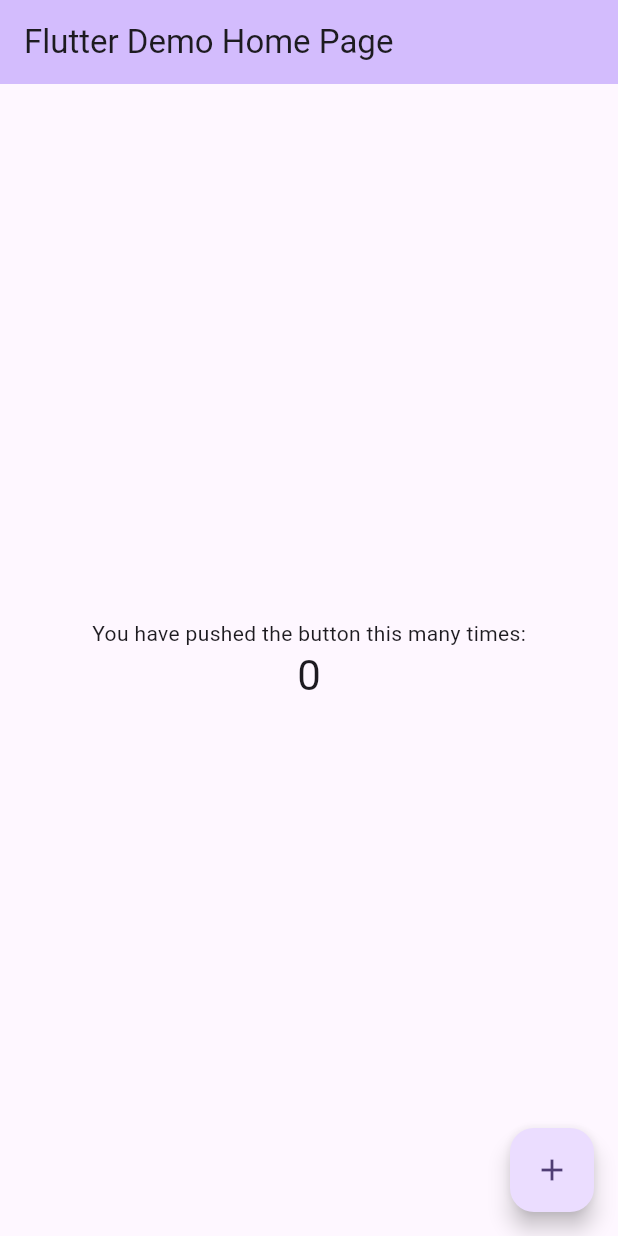
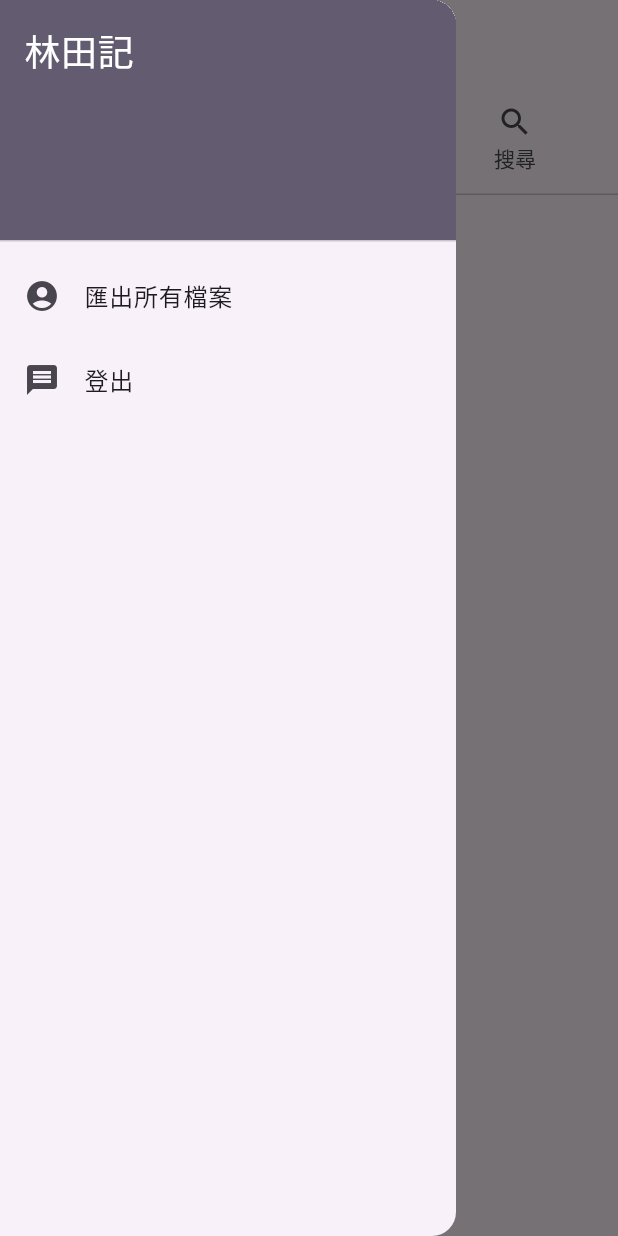
Before and after one commit to lemontree-tech/car-dealers-book-2024, a Flutter app: the screen it shows after launch, with the side drawer open (before the commit the screen has no drawer), on a phone screen of 412 x 824 dp. Run offline on Flutter 3.47's test engine with Material 3 defaults, Android fonts, the light colour scheme and no system bars.

Commit message:
tab screen layout

```diff
--- a/lib/main.dart
+++ b/lib/main.dart
@@ -1,4 +1,6 @@
 import 'package:flutter/material.dart';
+import 'ui/views/tabs_screen.dart';
+
 
 void main() {
   runApp(const MyApp());
@@ -12,60 +14,12 @@ class MyApp extends StatelessWidget {
   Widget build(BuildContext context) {
     return MaterialApp(
       debugShowCheckedModeBanner: false,
-      title: "Car Dealer's Book",
+      title: "Car Gallery",
       theme: ThemeData(
         colorScheme: ColorScheme.fromSeed(seedColor: Colors.deepPurple),
         useMaterial3: true,
       ),
-      home: const MyHomePage(title: 'Flutter Demo Home Page'),
+      home: const TabsSreen(),
     );
   }
 }
-
-class MyHomePage extends StatefulWidget {
-  const MyHomePage({super.key, required this.title});
-  final String title;
-
-  @override
-  State<MyHomePage> createState() => _MyHomePageState();
-}
-
-class _MyHomePageState extends State<MyHomePage> {
-  int _counter = 0;
-
-  void _incrementCounter() {
-    setState(() {
-      _counter++;
-    });
-  }
-
-  @override
-  Widget build(BuildContext context) {
-
-    return Scaffold(
-      appBar: AppBar(
-        backgroundColor: Theme.of(context).colorScheme.inversePrimary,
-        title: Text(widget.title),
-      ),
-      body: Center(
-        child: Column(
-          mainAxisAlignment: MainAxisAlignment.center,
-          children: <Widget>[
-            const Text(
-              'You have pushed the button this many times:',
-            ),
-            Text(
-              '$_counter',
-              style: Theme.of(context).textTheme.headlineMedium,
-            ),
-          ],
-        ),
-      ),
-      floatingActionButton: FloatingActionButton(
-        onPressed: _incrementCounter,
-        tooltip: 'Increment',
-        child: const Icon(Icons.add),
-      ),
-    );
-  }
-}
--- /dev/null
+++ b/lib/ui/views/setting_drawer.dart
@@ -0,0 +1,63 @@
+import 'package:flutter/material.dart';
+
+// import '../../locator.dart';
+// import '../shared/confirm_action_dialog.dart';
+// import './list_all_zips_view.dart';
+
+class SettingDrawer extends StatefulWidget {
+  const SettingDrawer({super.key});
+
+  @override
+  State<SettingDrawer> createState() => _SettingDrawerState();
+}
+
+class _SettingDrawerState extends State<SettingDrawer> {
+  // final SettingViewModel _settingViewModel = locator<SettingViewModel>();
+  bool isLoading = false;
+
+
+  @override
+  Widget build(BuildContext context) {
+    return Drawer(
+      elevation: 5,
+      child: ListView(
+        padding: EdgeInsets.zero,
+        children: <Widget>[
+          DrawerHeader(
+            decoration: BoxDecoration(
+              color: Theme.of(context).colorScheme.secondary,
+            ),
+            child: const Text(
+              '林田記',
+              style: TextStyle(
+                color: Colors.white,
+                fontSize: 24,
+              ),
+            ),
+          ),
+          ListTile(
+            leading: isLoading
+                ? const CircularProgressIndicator()
+                : const Icon(Icons.account_circle),
+            title: const Text('匯出所有檔案'),
+            onTap: (){},
+            // onTap: isLoading ? null : ()  =>  Navigator.of(context).popAndPushNamed(ListAllZipsView.routeName),
+          ),
+          ListTile(
+            onTap: () async {
+              // final doLogout = await confirmActionDialog(
+              //   context,
+              //   title: '確認登出',
+              // );
+              // if (doLogout == true) {
+              //   // await _settingViewModel.logout();
+              // }
+            },
+            leading: const Icon(Icons.message),
+            title: const Text('登出'),
+          ),
+        ],
+      ),
+    );
+  }
+}
--- /dev/null
+++ b/lib/ui/views/tabs/recent_screen.dart
@@ -0,0 +1,64 @@
+import 'package:flutter/material.dart';
+
+import '../../shared/sliver_loading_indicator.dart';
+// import '../../shared/sliver_grid_images.dart';
+// import '../../../locator.dart';
+
+class RecentScreen extends StatefulWidget {
+  const RecentScreen({super.key});
+
+  @override
+  State<RecentScreen> createState() => _RecentScreenState();
+}
+
+class _RecentScreenState extends State<RecentScreen> {
+  // final RecentViewModel _recentViewModel = locator<RecentViewModel>();
+  bool isLoading = false;
+
+  Future<void> _refresh() async {
+    setState(() {
+      isLoading = true;
+    });
+    // await _recentViewModel.refresh();
+    if (mounted) {
+      setState(() {
+        isLoading = false;
+      });
+    }
+  }
+
+  // @override
+  // void initState() {
+  //   if (_recentViewModel.dataClean == false) {
+  //     Future.delayed(Duration.zero, _refresh); // load the first ten
+  //   }
+  //   super.initState();
+  // }
+
+  @override
+  Widget build(BuildContext context) {
+    return RefreshIndicator(
+      onRefresh: _refresh,
+      child: CustomScrollView(
+        physics: const AlwaysScrollableScrollPhysics(),
+        slivers: [
+          // SliverGridImages(recentImages: _recentViewModel.recentImages),
+          isLoading == false
+              ? SliverToBoxAdapter(
+                  child: Container(
+                    alignment: Alignment.center,
+                    child: Text(
+                      '已顯示全部結果了( 最多 100 個 )',
+                      style: Theme.of(context)
+                          .textTheme
+                          .bodySmall
+                          ?.copyWith(fontStyle: FontStyle.italic),
+                    ),
+                  ),
+                )
+              : const SliverLoadingIndicator()
+        ],
+      ),
+    );
+  }
+}
--- /dev/null
+++ b/lib/ui/views/tabs_screen.dart
@@ -0,0 +1,144 @@
+// import 'dart:io';
+// import 'dart:typed_data';
+
+import 'package:flutter/material.dart';
+
+import 'tabs/recent_screen.dart';
+import 'tabs/by_date_view.dart';
+import 'tabs/search_screen.dart';
+// import './add_images_screen.dart';
+import './setting_drawer.dart';
+// import '../shared/messages/get_new_text_dialog.dart';
+// import '../../utils/image_picker_from_phone.dart';
+// import '../../locator.dart';
+
+class TabsSreen extends StatefulWidget {
+  const TabsSreen({super.key});
+
+  @override
+  State<TabsSreen> createState() => _TabsSreenState();
+}
+
+class _TabsSreenState extends State<TabsSreen>
+    with SingleTickerProviderStateMixin {
+  final List<Tab> _tabs = <Tab>[
+    const Tab(icon: Icon(Icons.file_copy), text: '近期文件'),
+    const Tab(icon: Icon(Icons.folder), text: '日期匣'),
+    const Tab(icon: Icon(Icons.search), text: '搜尋'),
+  ];
+
+  late TabController _tabController;
+  final TextEditingController _searchTextController = TextEditingController();
+  final TextEditingController _newFolderTextController =
+      TextEditingController();
+  // final SearchResultViewModel _searchResultViewModel =
+  //     locator<SearchResultViewModel>();
+  final _isLoadingImageAsstes = false;
+
+  @override
+  void initState() {
+    super.initState();
+    _tabController = TabController(vsync: this, length: _tabs.length);
+    _tabController.addListener(() {
+      setState(() {});
+    });
+  }
+
+  @override
+  void dispose() {
+    _tabController.dispose();
+    _searchTextController.dispose();
+    _newFolderTextController.dispose();
+    super.dispose();
+  }
+
+  // Future<void> addNewImage(BuildContext context, {isCamera = false}) async {
+  //   // List<Asset> imageAssets = await loadAssets();
+  //   File imageFile = await loadAsset(isCamera: isCamera);
+  //   if (!mounted) return;
+  //   List<Uint8List> imageBytes = [];
+
+  //   setState(() {
+  //     _isLoadingImageAsstes = true;
+  //   });
+
+  //   imageBytes.add(loadImageFromFile(imageFile));
+
+  //   setState(() {
+  //     _isLoadingImageAsstes = false;
+  //   });
+
+  //   if (imageBytes.isNotEmpty) {
+  //     Navigator.of(context).pushNamed(
+  //       AddImagesScreen.routeName,
+  //       arguments: imageBytes,
+  //     );
+  //   }
+  // }
+
+  // Future<void> makeNewSearch(BuildContext context) async {
+  //   final searchString = await getNewTextDialog(context, _searchTextController,
+  //       title: '搜尋', contentLabel: '搜尋名稱：', confirmButtonString: '搜尋');
+
+  //   await _searchResultViewModel.newSearch(searchString);
+  //   setState(() {});
+  //   }
+
+  @override
+  Widget build(BuildContext context) {
+    return DefaultTabController(
+      length: 3,
+      child: Scaffold(
+        drawer: const SettingDrawer(),
+        appBar: AppBar(
+          // backgroundColor: Theme.of(context).colorScheme.secondary,
+          title: const Text('林田記電單車行文件檔'),
+          bottom: TabBar(
+            controller: _tabController,
+            tabs: _tabs,
+          ),
+        ),
+        body: _isLoadingImageAsstes
+            ? const Center(child: CircularProgressIndicator())
+            : TabBarView(
+                controller: _tabController,
+                children: const [
+                  // FoldersScreen(),
+                  RecentScreen(),
+                  ByDateView(),
+                  SearchScreen(),
+                ],
+              ),
+        floatingActionButtonLocation: FloatingActionButtonLocation.centerFloat,
+        floatingActionButton: _tabController.index == 0
+            ? Row(
+                mainAxisAlignment: MainAxisAlignment.center,
+                children: [
+                  FloatingActionButton(
+                      heroTag: 'btn1',
+                      child: const Icon(Icons.camera_alt),
+                      onPressed: () async =>
+                          // await addNewImage(context, isCamera: true),
+                          {}),
+                  const SizedBox(
+                    width: 20,
+                  ),
+                  FloatingActionButton(
+                      heroTag: 'btn2',
+                      child: const Icon(Icons.image),
+                      onPressed: () async =>
+                          // await addNewImage(context, isCamera: false),
+                          {}),
+                ],
+              )
+            : _tabController.index == 2
+                ? FloatingActionButton(
+                    child: const Icon(Icons.search),
+                    // onPressed: () async => makeNewSearch(context),
+                    onPressed: () {},
+                  )
+                : null,
+      ),
+    );
+  }
+}
```
Also changed, not shown: lib/ui/shared/sliver_loading_indicator.dart (added, +22 -0 lines), lib/ui/views/splash_screen.dart (added, +14 -0 lines), lib/ui/views/tabs/by_date_view.dart (added, +184 -0 lines), lib/ui/views/tabs/search_screen.dart (added, +36 -0 lines).
